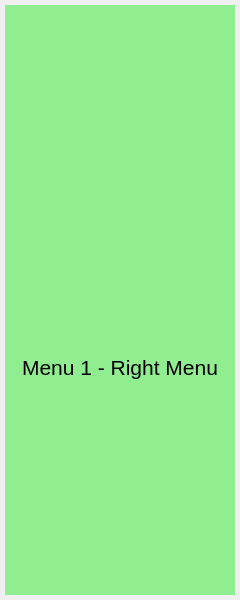
The window that gui/uis/columns/right_column.ui (Wanderson-Magalhaes/PyOneDark_Qt_Widgets_Modern_GUI) describes before a commit, drawn with Qt 5.
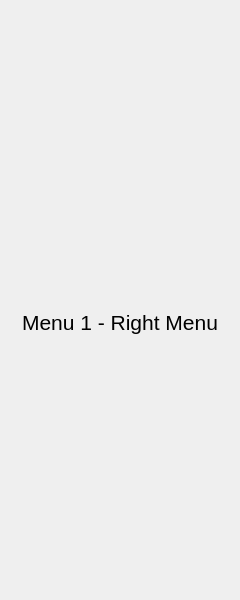
The same window after the commit. The open tabs and pages were chosen to show the change.

The edit to the form file:
```diff
--- a/gui/uis/columns/right_column.ui
+++ b/gui/uis/columns/right_column.ui
@@ -35,9 +35,6 @@
       <number>0</number>
      </property>
      <widget class="QWidget" name="menu_1">
-      <property name="styleSheet">
-       <string notr="true">background: lightgreen; font-size: 16pt</string>
-      </property>
       <layout class="QVBoxLayout" name="verticalLayout">
        <property name="spacing">
         <number>5</number>
@@ -87,72 +84,6 @@
          </layout>
         </widget>
        </item>
-       <item>
-        <widget class="QWidget" name="btn_2_widget" native="true">
-         <property name="minimumSize">
-          <size>
-           <width>0</width>
-           <height>40</height>
-          </size>
-         </property>
-         <property name="maximumSize">
-          <size>
-           <width>16777215</width>
-           <height>40</height>
-          </size>
-         </property>
-         <layout class="QVBoxLayout" name="btn_2_layout">
-          <property name="spacing">
-           <number>0</number>
-          </property>
-          <property name="leftMargin">
-           <number>0</number>
-          </property>
-          <property name="topMargin">
-           <number>0</number>
-          </property>
-          <property name="rightMargin">
-           <number>0</number>
-          </property>
-          <property name="bottomMargin">
-           <number>0</number>
-          </property>
-         </layout>
-        </widget>
-       </item>
-       <item>
-        <widget class="QWidget" name="btn_3_widget" native="true">
-         <property name="minimumSize">
-          <size>
-           <width>0</width>
-           <height>40</height>
-          </size>
-         </property>
-         <property name="maximumSize">
-          <size>
-           <width>16777215</width>
-           <height>40</height>
-          </size>
-         </property>
-         <layout class="QVBoxLayout" name="btn_3_layout">
-          <property name="spacing">
-           <number>0</number>
-          </property>
-          <property name="leftMargin">
-           <number>0</number>
-          </property>
-          <property name="topMargin">
-           <number>0</number>
-          </property>
-          <property name="rightMargin">
-           <number>0</number>
-          </property>
-          <property name="bottomMargin">
-           <number>0</number>
-          </property>
-         </layout>
-        </widget>
-       </item>
        <item>
         <widget class="QLabel" name="label_1">
          <property name="font">
@@ -160,6 +91,9 @@
            <pointsize>16</pointsize>
           </font>
          </property>
+         <property name="styleSheet">
+          <string notr="true">font-size: 16pt</string>
+         </property>
          <property name="text">
           <string>Menu 1 - Right Menu</string>
          </property>
@@ -191,7 +125,7 @@
         <number>5</number>
        </property>
        <item>
-        <widget class="QWidget" name="btn_4_widget" native="true">
+        <widget class="QWidget" name="btn_2_widget" native="true">
          <property name="minimumSize">
           <size>
            <width>0</width>
```
Left out of the diff: 12 changed lines with no effect on the pictures.
